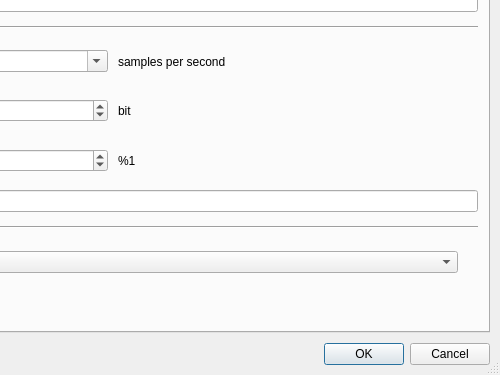
First picture: the form in plugins/fileinfo/FileInfoDlg.ui, repository KDE/kwave, before the edit; both pictures show x 302 to 802 and y 120 to 495 of the 802 by 495 pixel window.
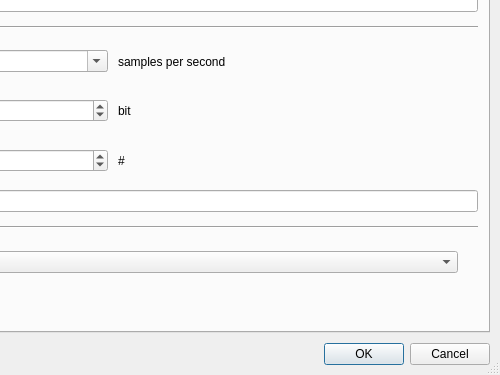
Second picture: the form after the edit. Custom widgets are drawn as their Qt base class.

Commit message: (minor UI fixes + fixed one i18n runtime warning)

```diff
--- a/plugins/fileinfo/FileInfoDlg.ui
+++ b/plugins/fileinfo/FileInfoDlg.ui
@@ -192,7 +192,7 @@
          <item>
           <widget class="QLabel" name="lblChannelsVerbose">
            <property name="text">
-            <string>%1</string>
+            <string>#</string>
            </property>
            <property name="wordWrap">
             <bool>false</bool>
```
The commit also changes 2 other files.
